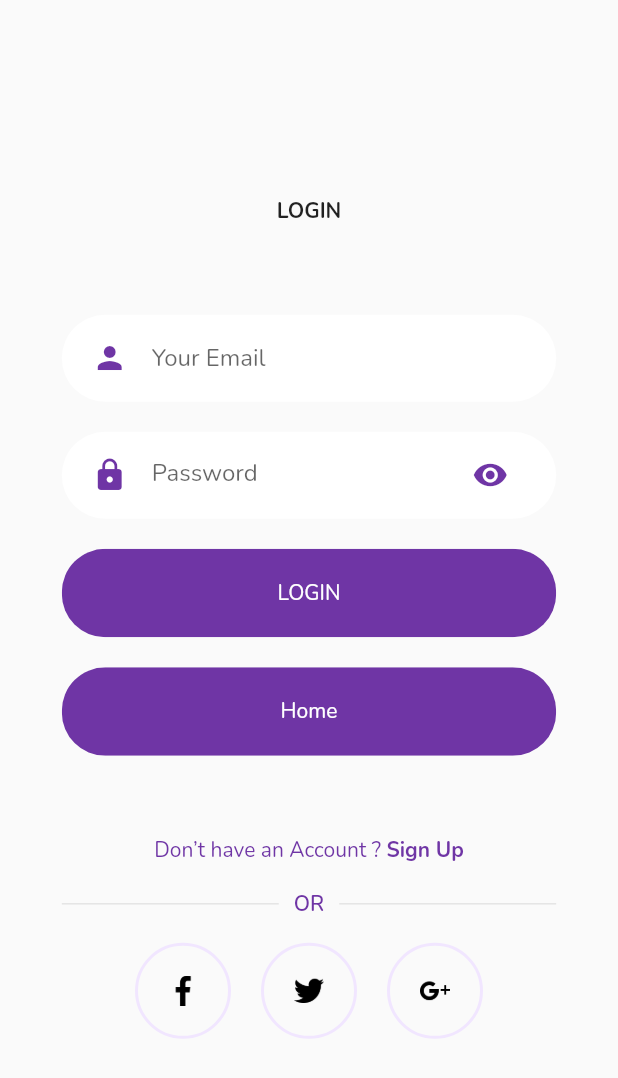
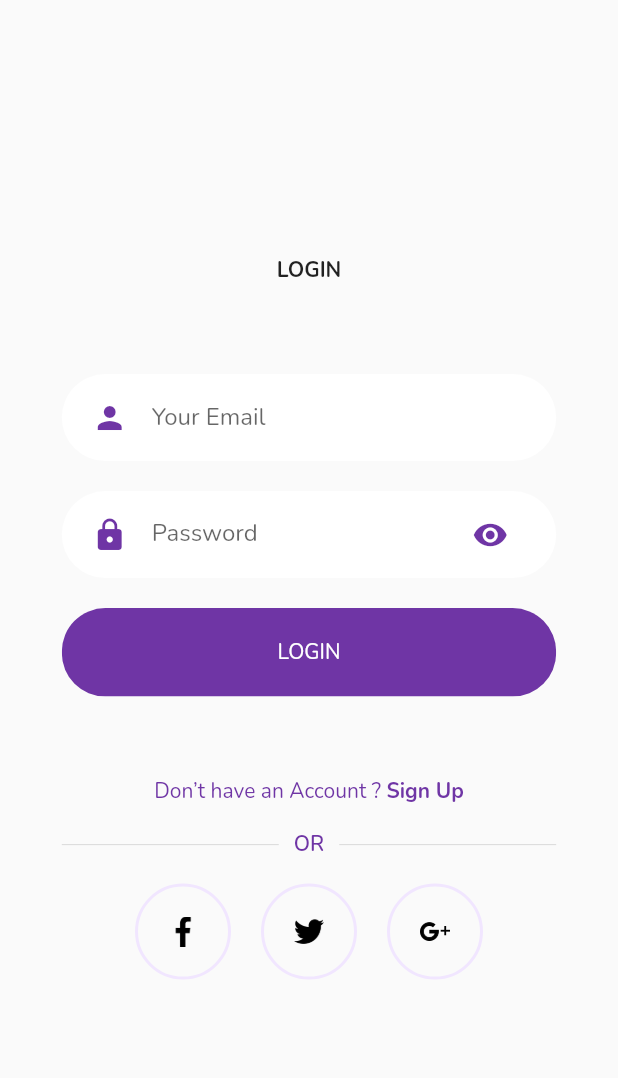
Before and after one commit to Menoita99/fitirun, a Flutter app: the screen it shows after launch, after a tap on "LOGIN", on a phone screen of 412 x 824 dp. Shown: the top 1078 px of the screen. Run offline on Flutter 3.47's test engine with Material 2 defaults, Android fonts, the phone set to English and light mode, and no system bars; our stand-ins replace cached_network_image, cloud_firestore, faker, firebase_auth, firebase_core, fl_chart and 11 more; missing offline and left inert: flutter_sparkline, location_permissions; accounts and stored records are empty.

Commit message:
fix more bugs

```diff
--- a/lib/com/fitirun/screen/login_screen/components/body.dart
+++ b/lib/com/fitirun/screen/login_screen/components/body.dart
@@ -66,10 +66,6 @@ class _BodyState extends State<Body> {
                 }
               },
             ),
-            RoundedButton(
-              text: "Home",
-              press: () => Navigator.popAndPushNamed(context, '/home')
-            ),
             SizedBox(height: size.height * 0.03),
             Text(error, style: TextStyle(color: Colors.red, fontSize: 14.0),),
             AlreadyHaveAnAccountCheck(
```
Also changed, not shown: lib/com/fitirun/screen/details_screen/detailsTrainScreen.dart (+5 -3 lines).
